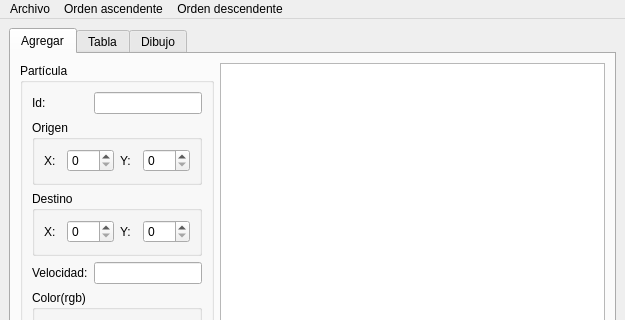
This is particula.ui in ian16munoz3nunez1/particula_mainwindow as Qt 5 draws it before an edit; both pictures show x 0 to 625 and y 0 to 320 of the 625 by 578 pixel window. The edited form follows.
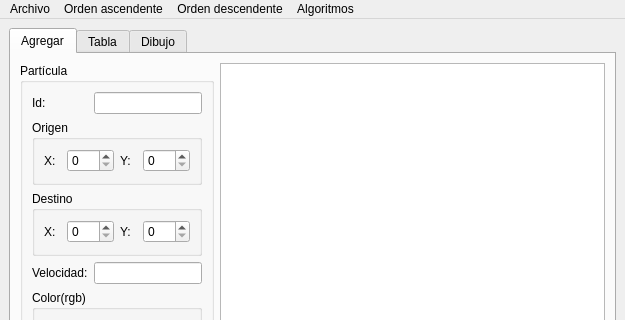
This is the edited form.

Commit message: Interfaz con la actualizacion para implementar los algoritmos de busqueda en amplitud y profundidad

```diff
--- a/particula.ui
+++ b/particula.ui
@@ -300,9 +300,17 @@
     </property>
     <addaction name="actionDistancia_descendente"/>
    </widget>
+   <widget class="QMenu" name="menuBusqueda">
+    <property name="title">
+     <string>Algoritmos</string>
+    </property>
+    <addaction name="actionAmplitud"/>
+    <addaction name="actionProfundidad"/>
+   </widget>
    <addaction name="menuArchivo"/>
    <addaction name="menuOrden_ascendente"/>
    <addaction name="menuOrden_descendente"/>
+   <addaction name="menuBusqueda"/>
   </widget>
   <widget class="QStatusBar" name="statusbar"/>
   <action name="actionAbrir">
```
Left out of the diff: 10 changed lines with no effect on the pictures.
